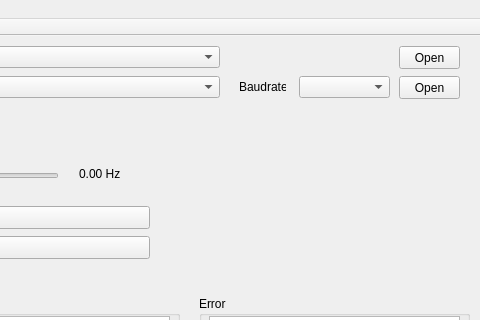
Qt form FlyFi/flyfi.ui (coon42/FlyFi-) before a commit; both pictures show x 271 to 751 and y 0 to 320 of the 751 by 817 pixel window.
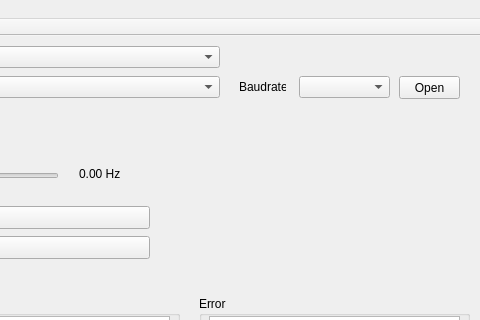
The same form after that commit.

Commit message: Added callbacks for most MIDI messages

The edit to the form file:
```diff
--- a/FlyFi/flyfi.ui
+++ b/FlyFi/flyfi.ui
@@ -186,19 +186,6 @@
      </rect>
     </property>
    </widget>
-   <widget class="QPushButton" name="btnOpenMidi">
-    <property name="geometry">
-     <rect>
-      <x>670</x>
-      <y>10</y>
-      <width>61</width>
-      <height>23</height>
-     </rect>
-    </property>
-    <property name="text">
-     <string>Open</string>
-    </property>
-   </widget>
    <widget class="QGroupBox" name="groupBox">
     <property name="geometry">
      <rect>
```
The commit also changes 3 other files.
